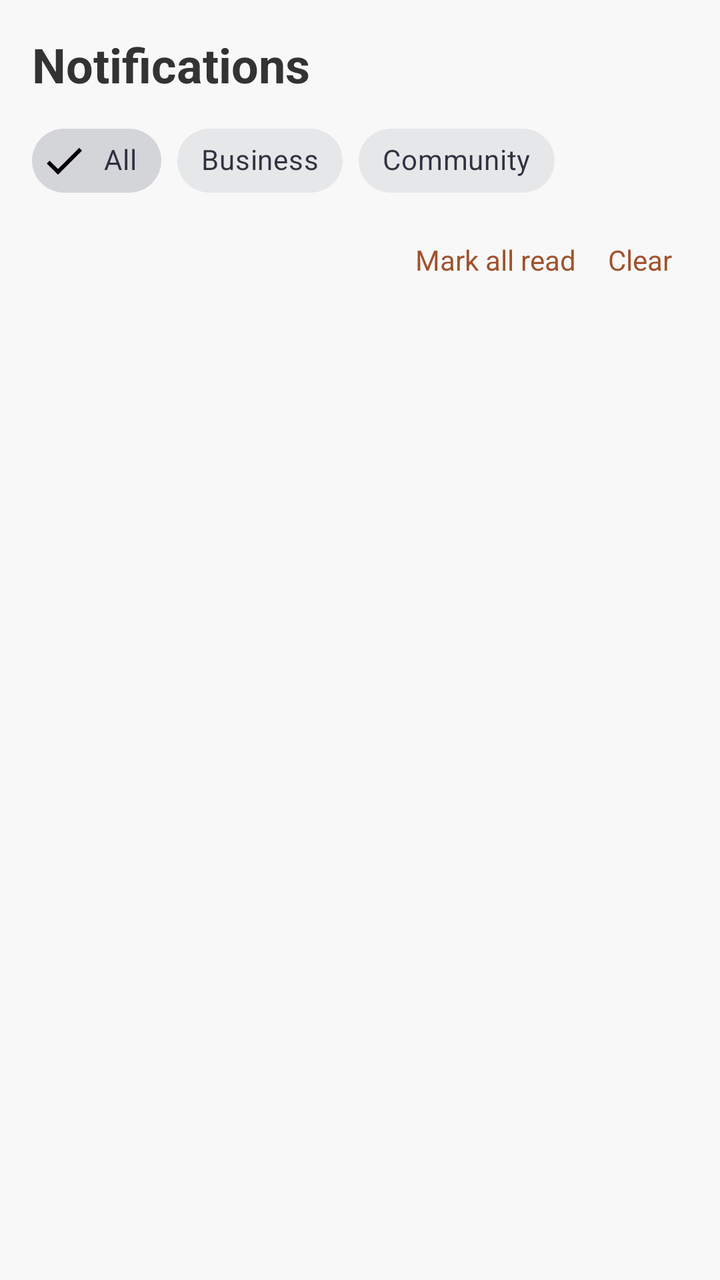
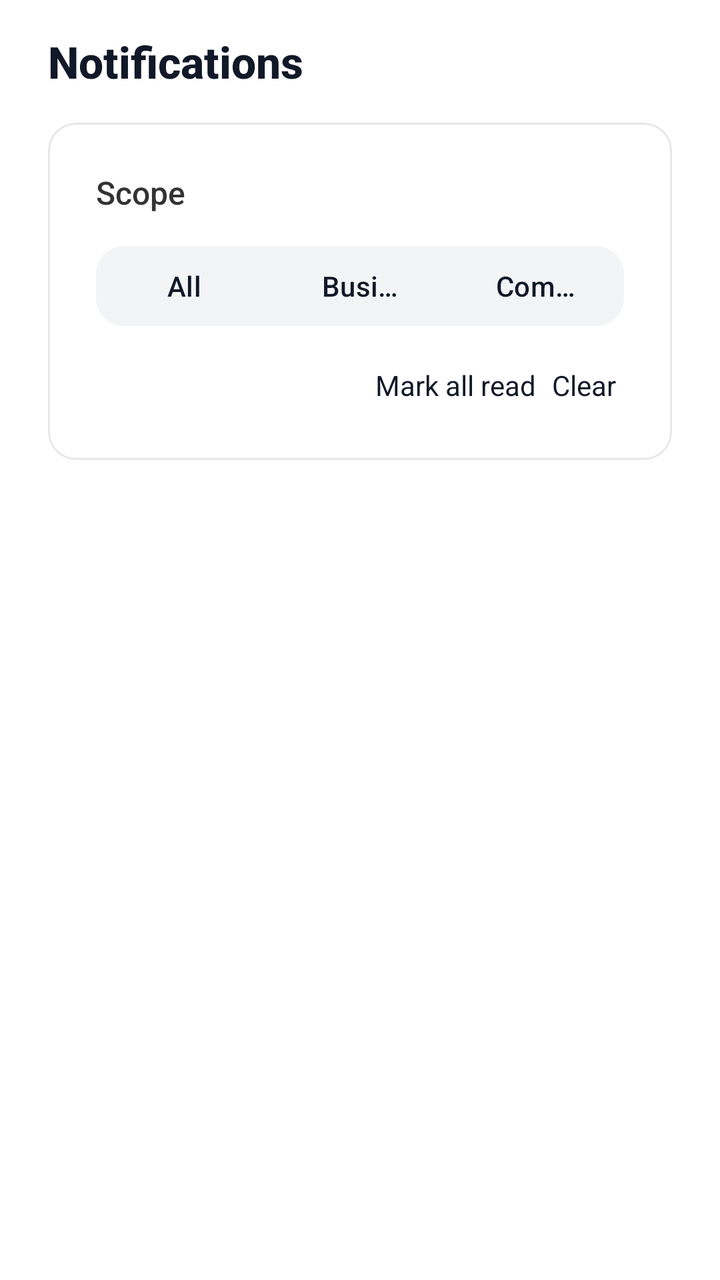

Screens rendered from an Android XML layout before and after an edit, with the pre-edit source and the edit as a unified diff.
<!-- AndroidManifest.xml: application theme Theme.Csci3130Group1 -->
<!-- res/layout/fragment_notifications.xml -->
<?xml version="1.0" encoding="utf-8"?>
<LinearLayout xmlns:android="http://schemas.android.com/apk/res/android"
    xmlns:app="http://schemas.android.com/apk/res-auto"
    android:layout_width="match_parent"
    android:layout_height="match_parent"
    android:orientation="vertical"
    android:padding="16dp"
    android:background="@color/grey_light">

    <TextView
        android:id="@+id/notificationsHeader"
        android:layout_width="match_parent"
        android:layout_height="wrap_content"
        android:text="Notifications"
        android:textSize="24sp"
        android:textStyle="bold"
        android:textColor="@color/text_primary"
        android:paddingBottom="8dp" />

    <com.google.android.material.chip.ChipGroup
        android:id="@+id/notificationFilters"
        android:layout_width="match_parent"
        android:layout_height="wrap_content"
        app:singleSelection="true"
        app:selectionRequired="true"
        android:layout_marginBottom="8dp">

        <com.google.android.material.chip.Chip
            android:id="@+id/chip_all"
            style="@style/Widget.MaterialComponents.Chip.Filter"
            android:layout_width="wrap_content"
            android:layout_height="wrap_content"
            android:text="All"
            android:checked="true" />

        <com.google.android.material.chip.Chip
            android:id="@+id/chip_business"
            style="@style/Widget.MaterialComponents.Chip.Filter"
            android:layout_width="wrap_content"
            android:layout_height="wrap_content"
            android:text="Business" />

        <com.google.android.material.chip.Chip
            android:id="@+id/chip_community"
            style="@style/Widget.MaterialComponents.Chip.Filter"
            android:layout_width="wrap_content"
            android:layout_height="wrap_content"
            android:text="Community" />
    </com.google.android.material.chip.ChipGroup>

    
    <LinearLayout
        android:id="@+id/notificationActions"
        android:layout_width="match_parent"
        android:layout_height="wrap_content"
        android:orientation="horizontal"
        android:gravity="end"
        android:layout_marginBottom="8dp">

        <TextView
            android:id="@+id/btnMarkAllRead"
            android:layout_width="wrap_content"
            android:layout_height="wrap_content"
            android:text="Mark all read"
            android:textColor="@color/brown_primary"
            android:textSize="14sp"
            android:padding="8dp" />

        <TextView
            android:id="@+id/btnClear"
            android:layout_width="wrap_content"
            android:layout_height="wrap_content"
            android:text="Clear"
            android:textColor="@color/brown_primary"
            android:textSize="14sp"
            android:padding="8dp" />
    </LinearLayout>

    
    <TextView
        android:id="@+id/emptyState"
        android:layout_width="match_parent"
        android:layout_height="wrap_content"
        android:text="All caught up!"
        android:textSize="16sp"
        android:textColor="@color/text_secondary"
        android:gravity="center"
        android:paddingTop="24dp"
        android:paddingBottom="8dp"
        android:visibility="gone" />

    <androidx.recyclerview.widget.RecyclerView
        android:id="@+id/notificationsRecycler"
        android:layout_width="match_parent"
        android:layout_height="0dp"
        android:layout_weight="1"
        android:paddingTop="8dp" />

</LinearLayout>
<!-- resources referenced by this layout -->
<resources>
  <color name="brown_primary">#A0522D</color>
  <color name="grey_light">#F8F8F8</color>
  <color name="text_primary">#333333</color>
  <color name="text_secondary">#666666</color>
  <style name="Theme.Csci3130Group1" parent="Base.Theme.Csci3130Group1" />
  <style name="Base.Theme.Csci3130Group1" parent="Theme.Material3.DayNight.NoActionBar">
          
          <item name="colorPrimary">#111827</item>
          <item name="colorOnPrimary">#FFFFFF</item>
          <item name="colorSecondary">#6B7280</item>
          <item name="colorOnSecondary">#FFFFFF</item>
          
          <item name="colorPrimaryContainer">#F3F4F6</item>
          <item name="colorOnPrimaryContainer">#111827</item>
          <item name="colorSecondaryContainer">#F3F4F6</item>
          <item name="colorOnSecondaryContainer">#111827</item>
          <item name="colorTertiary">#9CA3AF</item>
          <item name="colorSurface">#FFFFFF</item>
          <item name="colorOnSurface">#111827</item>
          <item name="colorOutline">#E5E7EB</item>
          <item name="android:navigationBarColor">#FFFFFF</item>
          <item name="android:statusBarColor">#FFFFFF</item>
      </style>
</resources>

<!-- the commit's change to res/layout/fragment_notifications.xml (unified diff, before → after) -->
@@ -4,77 +4,128 @@
     android:layout_width="match_parent"
     android:layout_height="match_parent"
     android:orientation="vertical"
-    android:padding="16dp"
-    android:background="@color/grey_light">
+    android:paddingHorizontal="24dp"
+    android:paddingTop="16dp"
+    android:paddingBottom="24dp"
+    android:background="#FFFFFF">
 
     <TextView
         android:id="@+id/notificationsHeader"
         android:layout_width="match_parent"
         android:layout_height="wrap_content"
         android:text="Notifications"
-        android:textSize="24sp"
+        android:textSize="22sp"
+        android:fontFamily="sans-serif-medium"
         android:textStyle="bold"
-        android:textColor="@color/text_primary"
-        android:paddingBottom="8dp" />
+        android:textColor="#111827"
+        android:layout_marginBottom="16dp"/>
 
-    <com.google.android.material.chip.ChipGroup
-        android:id="@+id/notificationFilters"
+    
+    <com.google.android.material.card.MaterialCardView
         android:layout_width="match_parent"
         android:layout_height="wrap_content"
-        app:singleSelection="true"
-        app:selectionRequired="true"
-        android:layout_marginBottom="8dp">
+        android:layout_marginBottom="16dp"
+        app:cardCornerRadius="14dp"
+        app:cardElevation="0dp"
+        app:cardBackgroundColor="#FFFFFF"
+        app:strokeColor="#E5E7EB"
+        app:strokeWidth="1dp">
 
-        <com.google.android.material.chip.Chip
-            android:id="@+id/chip_all"
-            style="@style/Widget.MaterialComponents.Chip.Filter"
-            android:layout_width="wrap_content"
+        <LinearLayout
+            android:layout_width="match_parent"
             android:layout_height="wrap_content"
-            android:text="All"
-            android:checked="true" />
+            android:orientation="vertical"
+            android:padding="24dp">
 
-        <com.google.android.material.chip.Chip
-            android:id="@+id/chip_business"
-            style="@style/Widget.MaterialComponents.Chip.Filter"
-            android:layout_width="wrap_content"
-            android:layout_height="wrap_content"
-            android:text="Business" />
+            <TextView
+                android:layout_width="wrap_content"
+                android:layout_height="wrap_content"
+                android:text="Scope"
+                android:textSize="16sp"
+                android:textColor="#333333"
+                android:fontFamily="sans-serif-medium"
+                android:layout_marginBottom="12dp"/>
 
-        <com.google.android.material.chip.Chip
-            android:id="@+id/chip_community"
-            style="@style/Widget.MaterialComponents.Chip.Filter"
-            android:layout_width="wrap_content"
-            android:layout_height="wrap_content"
-            android:text="Community" />
-    </com.google.android.material.chip.ChipGroup>
+            <com.google.android.material.button.MaterialButtonToggleGroup
+                android:id="@+id/filterToggleGroup"
+                android:layout_width="match_parent"
+                android:layout_height="wrap_content"
+                android:layout_marginBottom="12dp"
+                app:singleSelection="true"
+                app:selectionRequired="true">
 
-    
-    <LinearLayout
-        android:id="@+id/notificationActions"
-        android:layout_width="match_parent"
-        android:layout_height="wrap_content"
-        android:orientation="horizontal"
-        android:gravity="end"
-        android:layout_marginBottom="8dp">
+                <com.google.android.material.button.MaterialButton
+                    android:id="@+id/btn_all"
+                    style="@style/Widget.Material3.Button"
+                    android:layout_width="0dp"
+                    android:layout_height="wrap_content"
+                    android:layout_weight="1"
+                    android:text="All"
+                    android:textAllCaps="false"
+                    android:textColor="@color/toggle_btn_text"
+                    android:backgroundTint="@color/toggle_btn_bg_tint"
+                    android:checkable="true"
+                    android:checked="true"
+                    app:cornerRadius="14dp"
+                    android:layout_marginEnd="8dp"/>
 
-        <TextView
-            android:id="@+id/btnMarkAllRead"
-            android:layout_width="wrap_content"
-            android:layout_height="wrap_content"
-            android:text="Mark all read"
-            android:textColor="@color/brown_primary"
-            android:textSize="14sp"
-            android:padding="8dp" />
+                <com.google.android.material.button.MaterialButton
+                    android:id="@+id/btn_business"
+                    style="@style/Widget.Material3.Button"
+                    android:layout_width="0dp"
+                    android:layout_height="wrap_content"
+                    android:layout_weight="1"
+                    android:text="Business"
+                    android:textAllCaps="false"
+                    android:textColor="@color/toggle_btn_text"
+                    android:backgroundTint="@color/toggle_btn_bg_tint"
+                    android:checkable="true"
+                    app:cornerRadius="14dp"
+                    android:layout_marginEnd="8dp"/>
 
-        <TextView
-            android:id="@+id/btnClear"
-            android:layout_width="wrap_content"
-            android:layout_height="wrap_content"
-            android:text="Clear"
-            android:textColor="@color/brown_primary"
-            android:textSize="14sp"
-            android:padding="8dp" />
-    </LinearLayout>
+                <com.google.android.material.button.MaterialButton
+                    android:id="@+id/btn_community"
+                    style="@style/Widget.Material3.Button"
+                    android:layout_width="0dp"
+                    android:layout_height="wrap_content"
+                    android:layout_weight="1"
+                    android:text="Community"
+                    android:textAllCaps="false"
+                    android:textColor="@color/toggle_btn_text"
+                    android:backgroundTint="@color/toggle_btn_bg_tint"
+                    android:checkable="true"
+                    app:cornerRadius="14dp"/>
+            </com.google.android.material.button.MaterialButtonToggleGroup>
+
+            
+            <LinearLayout
+                android:id="@+id/notificationActions"
+                android:layout_width="match_parent"
+                android:layout_height="wrap_content"
+                android:orientation="horizontal"
+                android:gravity="end">
+
+                <TextView
+                    android:id="@+id/btnMarkAllRead"
+                    android:layout_width="wrap_content"
+                    android:layout_height="wrap_content"
+                    android:text="Mark all read"
+                    android:textColor="#111827"
+                    android:textSize="14sp"
+                    android:padding="4dp" />
+
+                <TextView
+                    android:id="@+id/btnClear"
+                    android:layout_width="wrap_content"
+                    android:layout_height="wrap_content"
+                    android:text="Clear"
+                    android:textColor="#111827"
+                    android:textSize="14sp"
+                    android:padding="4dp" />
+            </LinearLayout>
+
+        </LinearLayout>
+    </com.google.android.material.card.MaterialCardView>
 
     
     <TextView
<!-- resource entries referenced after the edit -->
@@ -1,8 +1,5 @@
 <!-- resources referenced by this layout -->
 <resources>
-  <color name="brown_primary">#A0522D</color>
-  <color name="grey_light">#F8F8F8</color>
-  <color name="text_primary">#333333</color>
   <color name="text_secondary">#666666</color>
   <style name="Theme.Csci3130Group1" parent="Base.Theme.Csci3130Group1" />
   <style name="Base.Theme.Csci3130Group1" parent="Theme.Material3.DayNight.NoActionBar">
